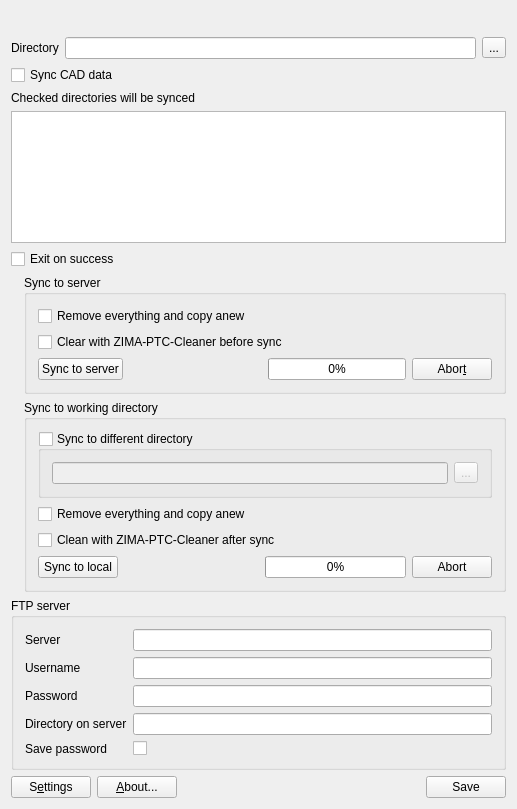
First picture: the form in src/MainWindow.ui, repository ZIMA-Engineering/ZIMA-CAD-Sync, before the edit.
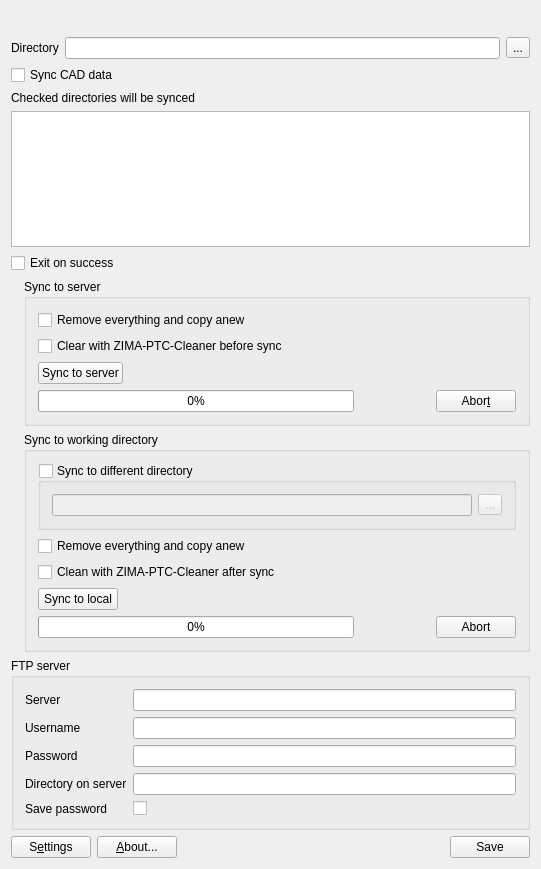
Second picture: the form after the edit. Icons and pictures are not drawn.

Commit message: Separate progress bars, bugfixes

```diff
--- a/src/MainWindow.ui
+++ b/src/MainWindow.ui
@@ -6,8 +6,8 @@
    <rect>
     <x>0</x>
     <y>0</y>
-    <width>517</width>
-    <height>809</height>
+    <width>541</width>
+    <height>869</height>
    </rect>
   </property>
   <property name="windowTitle">
@@ -21,19 +21,6 @@
    <layout class="QVBoxLayout" name="verticalLayout">
     <item>
      <layout class="QHBoxLayout" name="horizontalLayout_8">
-      <item>
-       <spacer name="horizontalSpacer_4">
-        <property name="orientation">
-         <enum>Qt::Horizontal</enum>
-        </property>
-        <property name="sizeHint" stdset="0">
-         <size>
-          <width>40</width>
-          <height>20</height>
-         </size>
-        </property>
-       </spacer>
-      </item>
       <item>
        <widget class="QLabel" name="dirLogoLabel">
         <property name="text">
@@ -138,6 +125,12 @@
       </item>
       <item>
        <widget class="QGroupBox" name="serverGroupBox">
+        <property name="sizePolicy">
+         <sizepolicy hsizetype="Expanding" vsizetype="Preferred">
+          <horstretch>0</horstretch>
+          <verstretch>0</verstretch>
+         </sizepolicy>
+        </property>
         <property name="title">
          <string>Sync to server</string>
         </property>
@@ -163,8 +156,6 @@
           </widget>
          </item>
          <item>
-          <layout class="QHBoxLayout" name="horizontalLayout_5">
-           <item>
             <widget class="QPushButton" name="syncToServerButton">
              <property name="sizePolicy">
               <sizepolicy hsizetype="Fixed" vsizetype="Fixed">
@@ -178,25 +169,36 @@
             </widget>
            </item>
            <item>
-            <spacer name="horizontalSpacer_3">
-             <property name="orientation">
-              <enum>Qt::Horizontal</enum>
-             </property>
-             <property name="sizeHint" stdset="0">
-              <size>
-               <width>40</width>
-               <height>20</height>
-              </size>
-             </property>
-            </spacer>
-           </item>
+          <layout class="QHBoxLayout" name="horizontalLayout_5">
            <item>
             <widget class="QProgressBar" name="serverProgressBar">
+             <property name="sizePolicy">
+              <sizepolicy hsizetype="Expanding" vsizetype="Fixed">
+               <horstretch>0</horstretch>
+               <verstretch>0</verstretch>
+              </sizepolicy>
+             </property>
              <property name="value">
               <number>0</number>
              </property>
             </widget>
            </item>
+           <item>
+            <widget class="QLabel" name="serverProgressLabel">
+             <property name="minimumSize">
+              <size>
+               <width>70</width>
+               <height>0</height>
+              </size>
+             </property>
+             <property name="text">
+              <string/>
+             </property>
+             <property name="alignment">
+              <set>Qt::AlignRight|Qt::AlignTrailing|Qt::AlignVCenter</set>
+             </property>
+            </widget>
+           </item>
            <item>
             <widget class="QPushButton" name="abortServerButton">
              <property name="text">
@@ -235,6 +237,12 @@
       </item>
       <item>
        <widget class="QGroupBox" name="localGroupBox">
+        <property name="sizePolicy">
+         <sizepolicy hsizetype="Expanding" vsizetype="Preferred">
+          <horstretch>0</horstretch>
+          <verstretch>0</verstretch>
+         </sizepolicy>
+        </property>
         <property name="title">
          <string>Sync to working directory</string>
         </property>
@@ -282,8 +290,6 @@
           </widget>
          </item>
          <item>
-          <layout class="QHBoxLayout" name="horizontalLayout_2">
-           <item>
             <widget class="QPushButton" name="syncToLocalButton">
              <property name="sizePolicy">
               <sizepolicy hsizetype="Fixed" vsizetype="Fixed">
@@ -297,18 +303,7 @@
             </widget>
            </item>
            <item>
-            <spacer name="horizontalSpacer_2">
-             <property name="orientation">
-              <enum>Qt::Horizontal</enum>
-             </property>
-             <property name="sizeHint" stdset="0">
-              <size>
-               <width>40</width>
-               <height>20</height>
-              </size>
-             </property>
-            </spacer>
-           </item>
+          <layout class="QHBoxLayout" name="horizontalLayout_2">
            <item>
             <widget class="QProgressBar" name="localProgressBar">
              <property name="value">
@@ -316,6 +311,25 @@
              </property>
             </widget>
            </item>
+           <item>
+            <widget class="QLabel" name="localProgressLabel">
+             <property name="minimumSize">
+              <size>
+               <width>70</width>
+               <height>0</height>
+              </size>
+             </property>
+             <property name="text">
+              <string/>
+             </property>
+             <property name="textFormat">
+              <enum>Qt::AutoText</enum>
+             </property>
+             <property name="alignment">
+              <set>Qt::AlignRight|Qt::AlignTrailing|Qt::AlignVCenter</set>
+             </property>
+            </widget>
+           </item>
            <item>
             <widget class="QPushButton" name="abortLocalButton">
              <property name="text">
```
Lines whose indentation alone changed are shown as unchanged. The commit also changes 7 other files.
